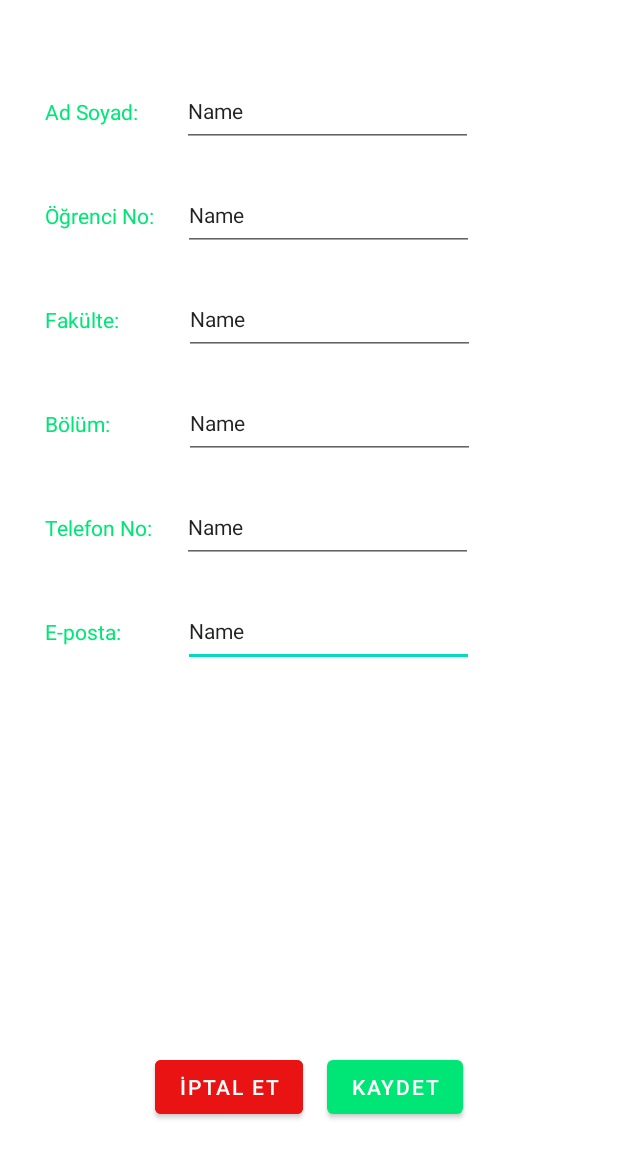
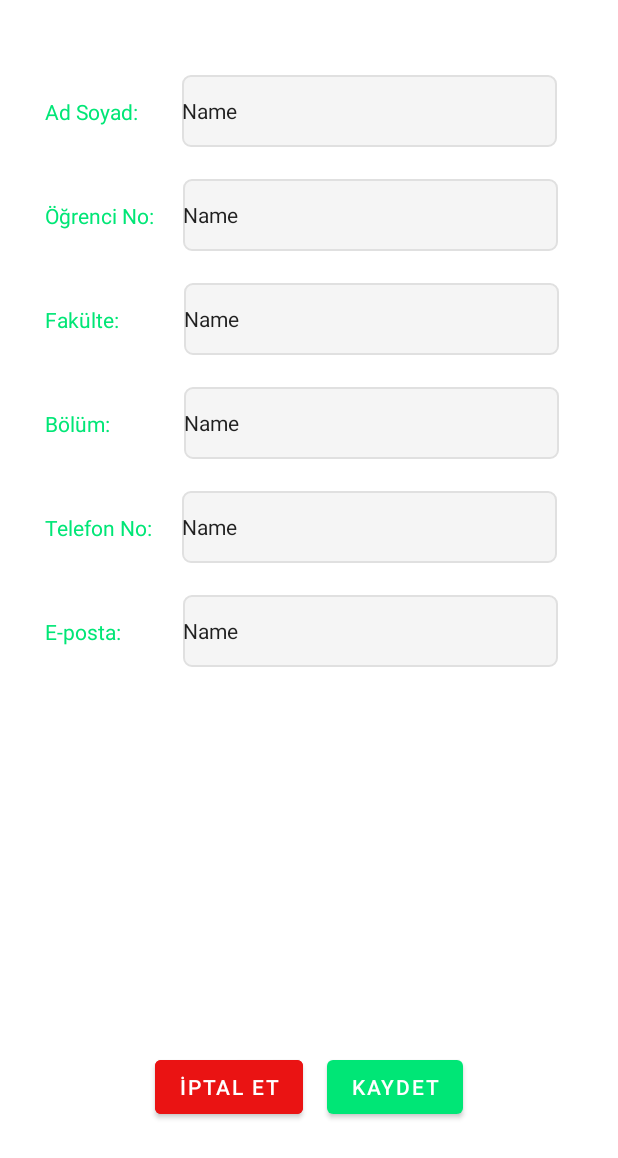
Before and after one commit to ArtunKARA/KulupApp, an Android app: the layout profileupdate_panel.xml on its own in the app's theme, with its tools: preview values and no code run, on a phone screen of 412 x 824 dp. Shown: the top 1158 px of the screen. Run offline under Robolectric (Android 15) with nearby library versions, the phone set to English and light mode, and no system bars.

```diff
--- a/app/src/main/res/layout/profileupdate_panel.xml
+++ b/app/src/main/res/layout/profileupdate_panel.xml
@@ -7,7 +7,8 @@
 
     <EditText
         android:id="@+id/et_nameupdate6"
-        android:layout_width="194dp"
+        android:layout_width="250dp"
+        android:background="@drawable/et_custom"
         android:layout_height="48dp"
         android:layout_marginStart="41dp"
         android:layout_marginTop="21dp"
@@ -20,7 +21,8 @@
 
     <EditText
         android:id="@+id/et_nameupdate5"
-        android:layout_width="194dp"
+        android:background="@drawable/et_custom"
+        android:layout_width="250dp"
         android:layout_height="48dp"
         android:layout_marginStart="20dp"
         android:layout_marginTop="21dp"
@@ -33,7 +35,8 @@
 
     <EditText
         android:id="@+id/et_nameupdate4"
-        android:layout_width="194dp"
+        android:background="@drawable/et_custom"
+        android:layout_width="250dp"
         android:layout_height="48dp"
         android:layout_marginStart="49dp"
         android:layout_marginTop="21dp"
@@ -45,8 +48,9 @@
         app:layout_constraintTop_toBottomOf="@+id/et_nameupdate3" />
 
     <EditText
+        android:background="@drawable/et_custom"
         android:id="@+id/et_nameupdate3"
-        android:layout_width="194dp"
+        android:layout_width="250dp"
         android:layout_height="48dp"
         android:layout_marginStart="43dp"
         android:layout_marginTop="21dp"
@@ -58,8 +62,9 @@
         app:layout_constraintTop_toBottomOf="@+id/et_nameupdate2" />
 
     <EditText
+        android:background="@drawable/et_custom"
         android:id="@+id/et_nameupdate2"
-        android:layout_width="194dp"
+        android:layout_width="250dp"
         android:layout_height="48dp"
         android:layout_marginStart="19dp"
         android:layout_marginTop="21dp"
@@ -158,8 +163,9 @@
         app:layout_constraintEnd_toEndOf="parent" />
 
     <EditText
+        android:background="@drawable/et_custom"
         android:id="@+id/et_nameupdate"
-        android:layout_width="194dp"
+        android:layout_width="250dp"
         android:layout_height="48dp"
         android:layout_marginStart="29dp"
         android:layout_marginTop="50dp"
```
Also changed, not shown: app/src/main/AndroidManifest.xml (+7 -0 lines), app/src/main/java/com/example/kulupapp/MainActivity.kt (+22 -14 lines), app/src/main/java/com/example/kulupapp/RegisterActivity.kt (+27 -6 lines), app/src/main/java/com/example/kulupapp/StartActivity.kt (added, +11 -0 lines), app/src/main/res/layout/activity_start.xml (added, +18 -0 lines).
